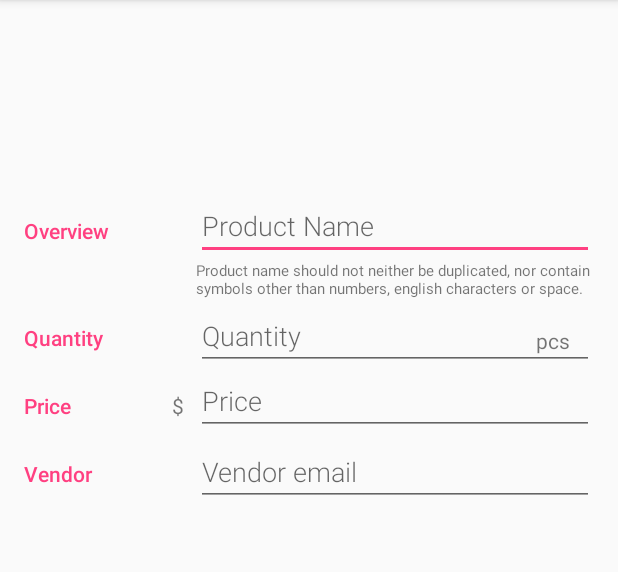
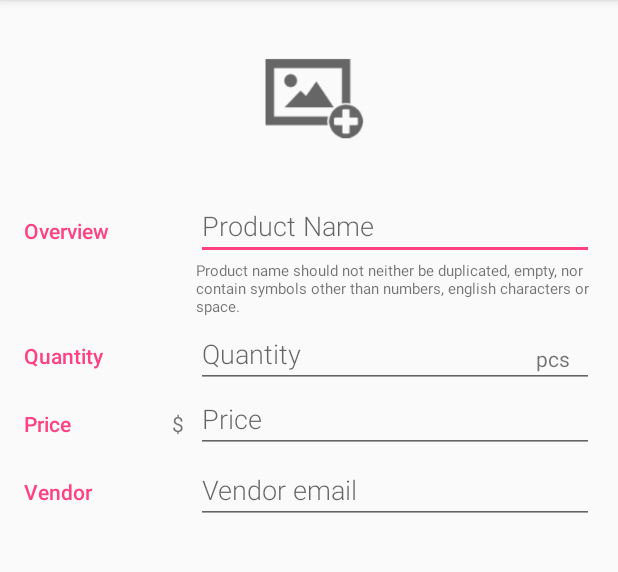
Before and after one commit to mylesieong/InventoryApp, an Android app: the EditorActivity screen opened directly, with no data from a screen before it, on a phone screen of 412 x 824 dp, the part 84-656 px from its top. Run offline under Robolectric (Android 15) with nearby library versions, the light colour scheme and no system bars.

Commit message:
Final commit before last review

```diff
--- a/app/src/main/java/com/myles/udacity/inventoryapp/EditorActivity.java
+++ b/app/src/main/java/com/myles/udacity/inventoryapp/EditorActivity.java
@@ -75,12 +75,33 @@ public class EditorActivity extends AppCompatActivity implements LoaderManager.L
         Button orderMoreButton = (Button) findViewById(R.id.button_order_more);
         Button deleteItemButton = (Button) findViewById(R.id.button_delete_item);
 
+        mProductNameEditText = (EditText) findViewById(R.id.edit_inventory_name);
+        mQuantityEditText = (EditText) findViewById(R.id.edit_inventory_quantity);
+        mPriceEditText = (EditText) findViewById(R.id.edit_inventory_price);
+        mEmailEditText = (EditText) findViewById(R.id.edit_inventory_email);
+
+        mPictureImage = (ImageView) findViewById(R.id.image_show_picture);
+        mPictureImage.setDrawingCacheEnabled(true);
+        mPictureImage.setOnClickListener(new View.OnClickListener() {
+            @Override
+            public void onClick(View v) {
+                promptUserForImage();
+            }
+        });
+
+        mProductNameEditText.setOnTouchListener(mTouchListener);
+        mQuantityEditText.setOnTouchListener(mTouchListener);
+        mPriceEditText.setOnTouchListener(mTouchListener);
+        mEmailEditText.setOnTouchListener(mTouchListener);
+
         if (mCurrentInventoryUri == null) {
             setTitle(getString(R.string.editor_activity_title_new_inventory));
 
             modifyQuantityButton.setVisibility(View.GONE);
             orderMoreButton.setVisibility(View.GONE);
             deleteItemButton.setVisibility(View.GONE);
+
+            mPictureImage.setImageResource(R.drawable.ic_add_picture);
 
             invalidateOptionsMenu();
         } else {
@@ -92,9 +113,7 @@ public class EditorActivity extends AppCompatActivity implements LoaderManager.L
 
             modifyQuantityButton.setOnClickListener(new View.OnClickListener() {
                 @Override
-                public void onClick(View v) {
-                    showModifyQuantityDialog();
-                }
+                public void onClick(View v) { showModifyQuantityDialog();}
             });
             orderMoreButton.setOnClickListener(new View.OnClickListener() {
                 @Override
@@ -104,26 +123,11 @@ public class EditorActivity extends AppCompatActivity implements LoaderManager.L
             });
             deleteItemButton.setOnClickListener(new View.OnClickListener() {
                 @Override
-                public void onClick(View v) {
-                    showDeleteConfirmationDialog();
-                }
+                public void onClick(View v) { showDeleteConfirmationDialog(); }
             });
 
             getLoaderManager().initLoader(EXISTING_INVENTORY_LOADER, null, this);
         }
-
-        mProductNameEditText = (EditText) findViewById(R.id.edit_inventory_name);
-        mQuantityEditText = (EditText) findViewById(R.id.edit_inventory_quantity);
-        mPriceEditText = (EditText) findViewById(R.id.edit_inventory_price);
-        mEmailEditText = (EditText) findViewById(R.id.edit_inventory_email);
-
-        mPictureImage = (ImageView) findViewById(R.id.image_show_picture);
-        mPictureImage.setDrawingCacheEnabled(true);
-
-        mProductNameEditText.setOnTouchListener(mTouchListener);
-        mQuantityEditText.setOnTouchListener(mTouchListener);
-        mPriceEditText.setOnTouchListener(mTouchListener);
-        mEmailEditText.setOnTouchListener(mTouchListener);
     }
 
     @Override
@@ -236,19 +240,8 @@ public class EditorActivity extends AppCompatActivity implements LoaderManager.L
                 if (imageFile.exists()) {
                     Bitmap imageBitmap = BitmapFactory.decodeFile(imageFile.getAbsolutePath());
                     mPictureImage.setImageBitmap(imageBitmap);
-                    mPictureImage.setOnClickListener(new View.OnClickListener() {
-                        @Override
-                        public void onClick(View v) {
-                            promptUserForImage();
-                        }
-                    });
-                } else {
-                    mPictureImage.setVisibility(View.GONE);
                 }
-            } else {
-                mPictureImage.setVisibility(View.GONE);
             }
-
         }
     }
 
@@ -302,7 +295,8 @@ public class EditorActivity extends AppCompatActivity implements LoaderManager.L
         String emailString = mEmailEditText.getText().toString().trim();
         String pictureString = productNameString.replace(' ','_') + ".jpg";
 
-        if (mCurrentInventoryUri == null && TextUtils.isEmpty(productNameString) && TextUtils.isEmpty(quantityString) && TextUtils.isEmpty(priceString)) {
+        if (TextUtils.isEmpty(productNameString)) {
+            Toast.makeText(this, getString(R.string.editor_empty_product_name_error), Toast.LENGTH_SHORT).show();
             return;
         }
 
@@ -323,7 +317,7 @@ public class EditorActivity extends AppCompatActivity implements LoaderManager.L
                     imageFile.delete();
                 }
                 FileOutputStream out = new FileOutputStream(imageFile);
-                newImageBitmap.compress(Bitmap.CompressFormat.JPEG, 90, out);
+                newImageBitmap.compress(Bitmap.CompressFormat.JPEG, 100, out);
             } catch (Exception e) {
                 e.printStackTrace();
             }
--- a/app/src/main/res/values/strings.xml
+++ b/app/src/main/res/values/strings.xml
@@ -46,6 +46,7 @@
     <string name="button_track_a_sale">Sale</string>
     <string name="yes">Yes</string>
     <string name="no">No</string>
-    <string name="hint_inventory_naming_rule">Product name should not neither be duplicated, nor contain symbols other than numbers, english characters or space.</string>
+    <string name="hint_inventory_naming_rule">Product name should not neither be duplicated, empty, nor contain symbols other than numbers, english characters or space.</string>
+    <string name="editor_empty_product_name_error">Product name should not be empty</string>
 
 </resources>
```
Also changed, not shown: app/src/main/res/drawable/ic_add_picture.png (added).
